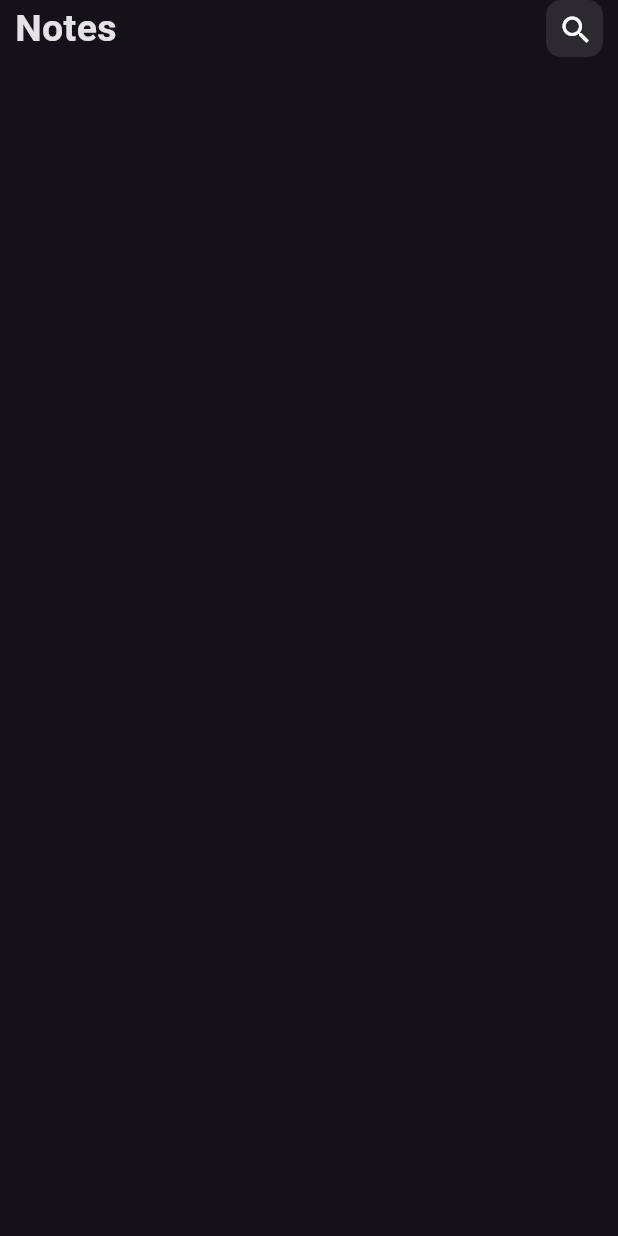
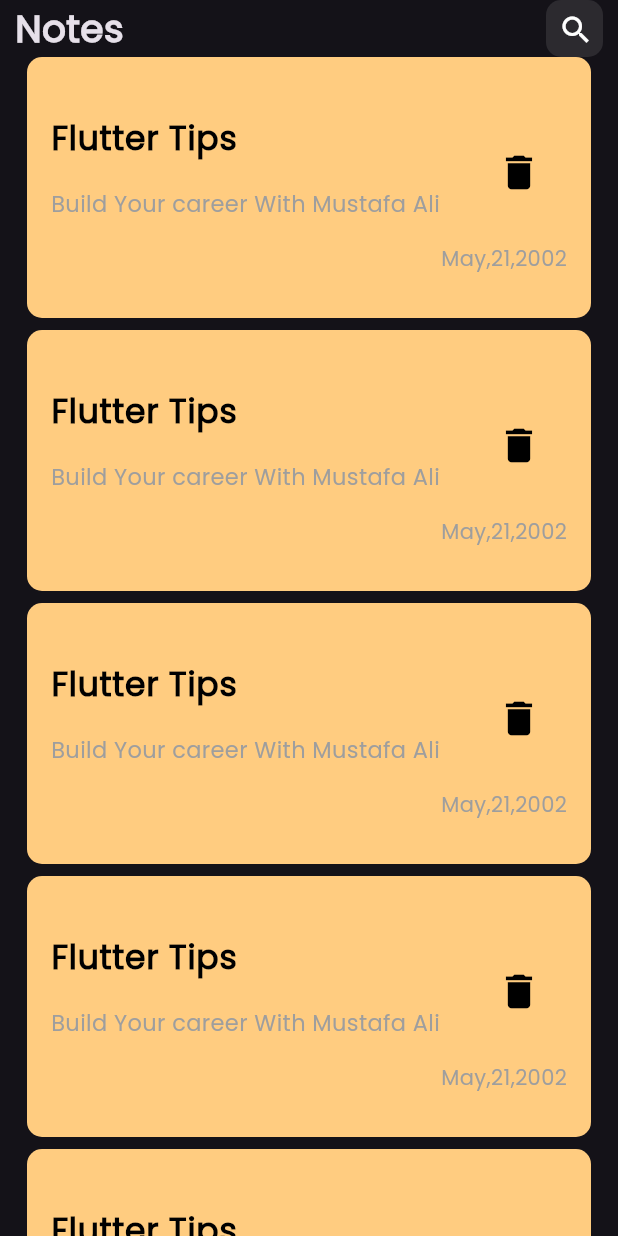
Before and after one commit to Dr-Moustafa/note_app, a Flutter app: the screen it shows after launch, on a phone screen of 412 x 824 dp. Run offline on Flutter 3.47's test engine with Material 3 defaults, Android fonts, the phone set to English and light mode, and no system bars.

Commit message:
list view => list tile

```diff
--- a/lib/main.dart
+++ b/lib/main.dart
@@ -12,7 +12,10 @@ class RunApp extends StatelessWidget {
   Widget build(BuildContext context) {
     return MaterialApp(
       debugShowCheckedModeBanner: false,
-      theme: ThemeData.dark(),
+      theme: ThemeData(
+        brightness: Brightness.dark,
+        fontFamily: 'Poppins',
+      ),
       routes: {
         HomeView.id: (context) => HomeView(),
       },
--- a/lib/views/home_view.dart
+++ b/lib/views/home_view.dart
@@ -1,5 +1,6 @@
 import 'package:flutter/material.dart';
 import 'package:note_app/widgets/custom_app_bar_widget.dart';
+import 'package:note_app/widgets/list_view_list_tile_widget.dart';
 
 class HomeView extends StatelessWidget {
   const HomeView({super.key});
@@ -7,7 +8,12 @@ class HomeView extends StatelessWidget {
   @override
   Widget build(BuildContext context) {
     return Scaffold(
-      body: CustomAppBarWidget(),
+      body: Column(
+        children: [
+          CustomAppBarWidget(),
+          ListViewListTileWidget(),
+        ],
+      ),
     );
   }
 }
--- /dev/null
+++ b/lib/widgets/container_list_tile_widget.dart
@@ -0,0 +1,61 @@
+import 'package:flutter/material.dart';
+
+class ContainerListTileWidget extends StatelessWidget {
+  const ContainerListTileWidget({
+    super.key,
+  });
+
+  @override
+  Widget build(BuildContext context) {
+    return Container(
+      padding: EdgeInsets.symmetric(vertical: 30),
+      margin: EdgeInsets.symmetric(horizontal: 18),
+      decoration: BoxDecoration(
+        color: Color(0xffffcc80),
+        borderRadius: BorderRadius.circular(10),
+      ),
+      child: Column(
+        crossAxisAlignment: CrossAxisAlignment.end,
+        children: [
+          ListTile(
+            title: Text(
+              'Flutter Tips',
+              style: TextStyle(
+                color: Colors.black,
+                fontWeight: FontWeight.bold,
+                fontSize: 22,
+              ),
+            ),
+            subtitle: Padding(
+              padding: const EdgeInsets.only(top: 16, bottom: 8),
+              child: Text(
+                'Build Your career With Mustafa Ali',
+                style: TextStyle(
+                  fontSize: 15,
+                  color: Colors.grey,
+                ),
+              ),
+            ),
+            trailing: IconButton(
+              onPressed: () {},
+              icon: Icon(
+                Icons.delete,
+                color: Colors.black,
+                size: 30,
+              ),
+            ),
+          ),
+          Padding(
+            padding: const EdgeInsets.only(right: 16),
+            child: Text(
+              'May,21,2002',
+              style: TextStyle(
+                color: Colors.grey,
+              ),
+            ),
+          ),
+        ],
+      ),
+    );
+  }
+}
--- /dev/null
+++ b/lib/widgets/list_view_list_tile_widget.dart
@@ -0,0 +1,20 @@
+import 'package:flutter/material.dart';
+import 'package:note_app/widgets/container_list_tile_widget.dart';
+
+class ListViewListTileWidget extends StatelessWidget {
+  const ListViewListTileWidget({
+    super.key,
+  });
+
+  @override
+  Widget build(BuildContext context) {
+    return Expanded(
+      child: ListView.separated(
+        physics: BouncingScrollPhysics(),
+        itemCount: 5,
+        separatorBuilder: (context, index) => SizedBox(height: 8),
+        itemBuilder: (context, index) => ContainerListTileWidget(),
+      ),
+    );
+  }
+}
```
Also changed, not shown: pubspec.yaml (+4 -4 lines), assets/fonts/Poppins-Regular.ttf (added).
